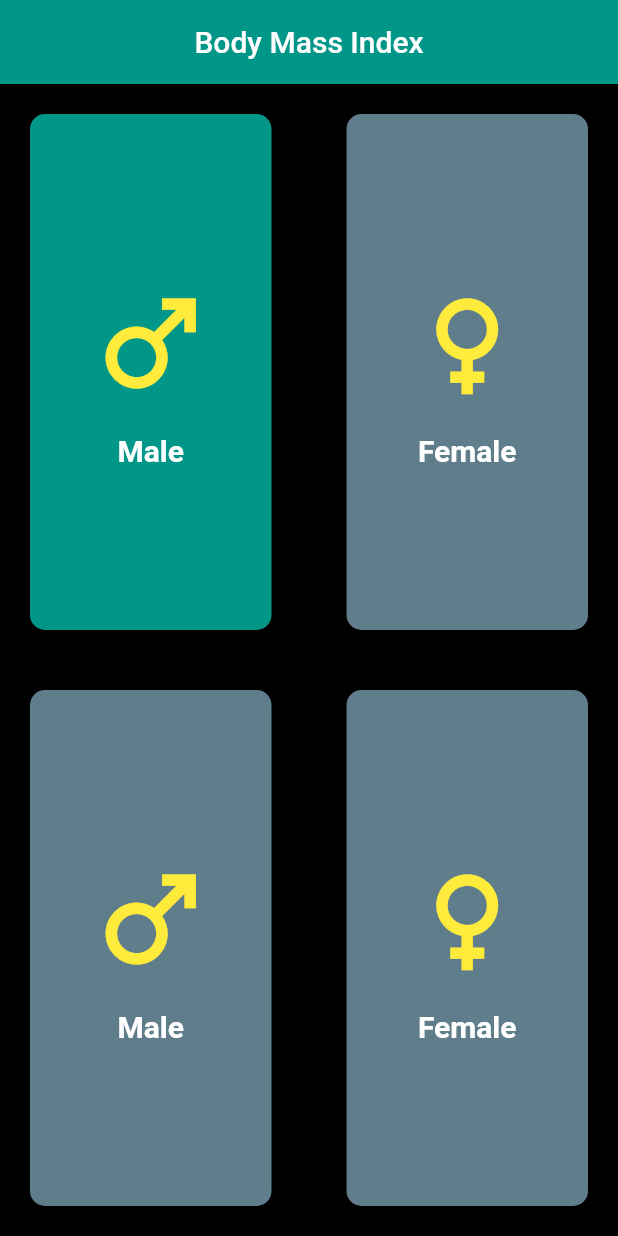
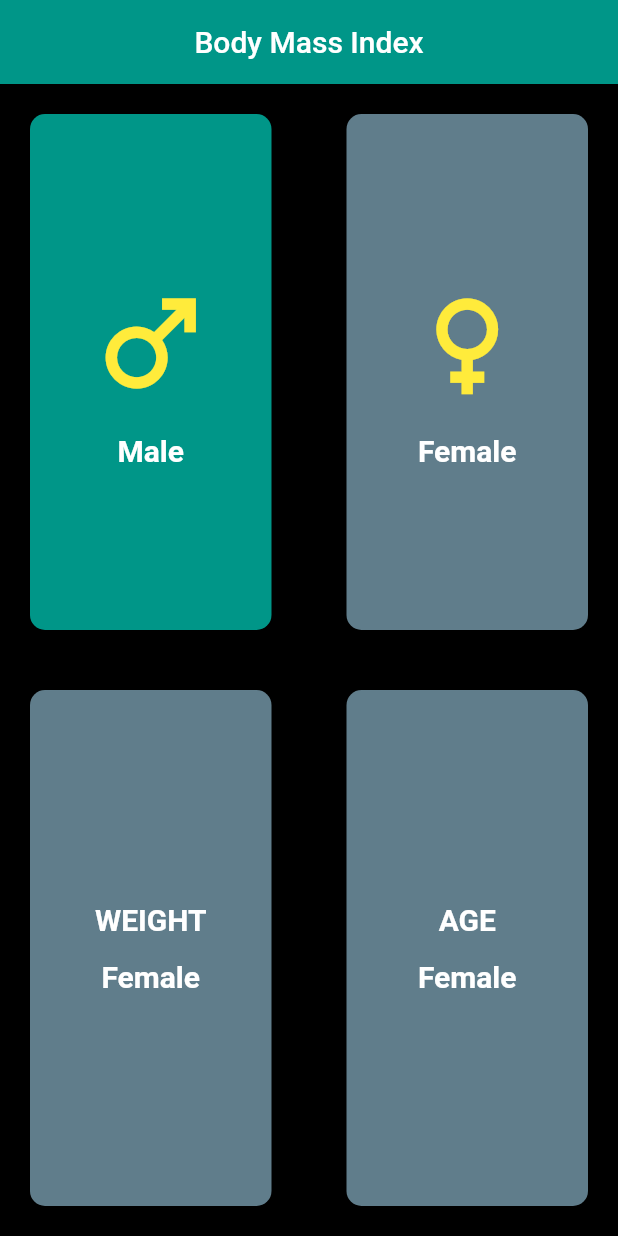
Before and after one commit to Devsaci/bmifoulaihapp, a Flutter app: the screen it shows after launch, on a phone screen of 412 x 824 dp. Run offline on Flutter 3.47's test engine with Material 2 defaults, Android fonts, the phone set to English and light mode, and no system bars.

Commit message:
WEIGHT/AGE display

```diff
--- a/lib/home.dart
+++ b/lib/home.dart
@@ -46,11 +46,11 @@ class _MyHomePageState extends State<MyHomePage> {
                 child: Row(
                   mainAxisAlignment: MainAxisAlignment.center,
                   children: [
-                    m2Expanded(context, 'male'),
+                    m2Expanded(context, 'weight'),
                     const SizedBox(
                       width: 50,
                     ),
-                    m2Expanded(context, 'female'),
+                    m2Expanded(context, 'age'),
                   ],
                 ),
               ),
@@ -98,7 +98,10 @@ class _MyHomePageState extends State<MyHomePage> {
         child: Column(
           mainAxisAlignment: MainAxisAlignment.center,
           children: [
-            Icon(type == 'male' ? Icons.male : Icons.female, size: 90),
+            Text(
+              type == 'age' ? 'AGE' : 'WEIGHT',
+              style: Theme.of(context).textTheme.headline2,
+            ),
             const SizedBox(height: 15),
             Text(
               type == 'male' ? 'Male' : 'Female',
```
